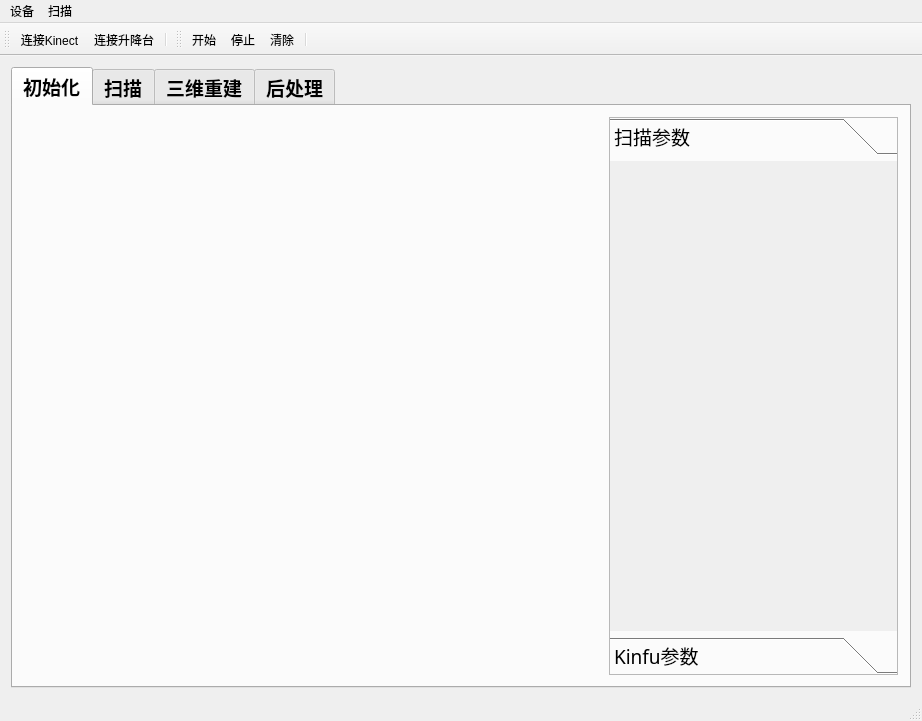
Above: KFScanner/mainform.ui from hanxiaomax/fusionscanner before the change. Below: the same form after it.
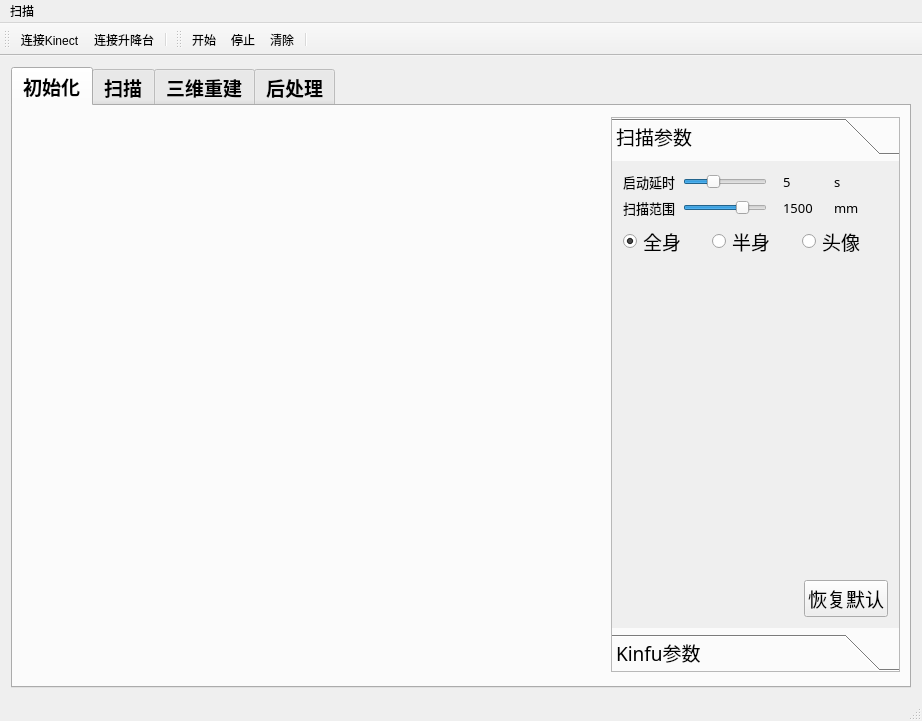
That is the form after the change. The open tabs and pages were chosen to show the change. Icons and pictures are not drawn. Custom widgets are drawn as their Qt base class.

```diff
--- a/KFScanner/mainform.ui
+++ b/KFScanner/mainform.ui
@@ -15,7 +15,7 @@
   </property>
   <widget class="QWidget" name="centralWidget">
    <layout class="QGridLayout" name="gridLayout">
-    <item row="0" column="1">
+    <item row="0" column="0">
      <widget class="QTabWidget" name="mainTab">
       <property name="enabled">
        <bool>true</bool>
@@ -59,11 +59,15 @@
        <attribute name="title">
         <string>初始化</string>
        </attribute>
-       <layout class="QGridLayout" name="gridLayout_2">
-        <item row="0" column="0">
-         <layout class="QHBoxLayout" name="horizontalLayout" stretch="2,1">
-          <item>
            <widget class="glViewer" name="init_viewer" native="true">
+        <property name="geometry">
+         <rect>
+          <x>10</x>
+          <y>10</y>
+          <width>581</width>
+          <height>557</height>
+         </rect>
+        </property>
             <property name="sizePolicy">
              <sizepolicy hsizetype="Preferred" vsizetype="Preferred">
               <horstretch>2</horstretch>
@@ -71,11 +75,15 @@
              </sizepolicy>
             </property>
            </widget>
-          </item>
-          <item>
-           <layout class="QVBoxLayout" name="verticalLayout">
-            <item>
              <widget class="QToolBox" name="init_toolbox">
+        <property name="geometry">
+         <rect>
+          <x>598</x>
+          <y>11</y>
+          <width>289</width>
+          <height>555</height>
+         </rect>
+        </property>
               <property name="font">
                <font>
                 <family>微软雅黑</family>
@@ -108,6 +116,233 @@
                <attribute name="label">
                 <string>扫描参数</string>
                </attribute>
+         <layout class="QGridLayout" name="gridLayout_2">
+          <item row="0" column="0">
+           <layout class="QVBoxLayout" name="verticalLayout">
+            <item>
+             <layout class="QVBoxLayout" name="verticalLayout_5">
+              <item>
+               <layout class="QHBoxLayout" name="horizontalLayout_6">
+                <item>
+                 <widget class="QLabel" name="delaylabel">
+                  <property name="font">
+                   <font>
+                    <pointsize>10</pointsize>
+                    <weight>50</weight>
+                    <bold>false</bold>
+                   </font>
+                  </property>
+                  <property name="text">
+                   <string>启动延时</string>
+                  </property>
+                 </widget>
+                </item>
+                <item>
+                 <widget class="QSlider" name="delay_slider">
+                  <property name="sizePolicy">
+                   <sizepolicy hsizetype="Preferred" vsizetype="Preferred">
+                    <horstretch>0</horstretch>
+                    <verstretch>0</verstretch>
+                   </sizepolicy>
+                  </property>
+                  <property name="minimumSize">
+                   <size>
+                    <width>25</width>
+                    <height>0</height>
+                   </size>
+                  </property>
+                  <property name="maximum">
+                   <number>15</number>
+                  </property>
+                  <property name="pageStep">
+                   <number>5</number>
+                  </property>
+                  <property name="value">
+                   <number>5</number>
+                  </property>
+                  <property name="orientation">
+                   <enum>Qt::Horizontal</enum>
+                  </property>
+                 </widget>
+                </item>
+                <item>
+                 <widget class="QLabel" name="delay_value">
+                  <property name="font">
+                   <font>
+                    <pointsize>10</pointsize>
+                   </font>
+                  </property>
+                  <property name="text">
+                   <string>5</string>
+                  </property>
+                  <property name="margin">
+                   <number>5</number>
+                  </property>
+                  <property name="indent">
+                   <number>10</number>
+                  </property>
+                 </widget>
+                </item>
+                <item>
+                 <widget class="QLabel" name="label">
+                  <property name="font">
+                   <font>
+                    <pointsize>10</pointsize>
+                   </font>
+                  </property>
+                  <property name="text">
+                   <string>s</string>
+                  </property>
+                 </widget>
+                </item>
+               </layout>
+              </item>
+              <item>
+               <layout class="QHBoxLayout" name="horizontalLayout_7">
+                <item>
+                 <widget class="QLabel" name="rangelabel">
+                  <property name="font">
+                   <font>
+                    <pointsize>10</pointsize>
+                    <weight>50</weight>
+                    <bold>false</bold>
+                   </font>
+                  </property>
+                  <property name="text">
+                   <string>扫描范围</string>
+                  </property>
+                 </widget>
+                </item>
+                <item>
+                 <widget class="QSlider" name="range_slider">
+                  <property name="sizePolicy">
+                   <sizepolicy hsizetype="Preferred" vsizetype="Preferred">
+                    <horstretch>0</horstretch>
+                    <verstretch>0</verstretch>
+                   </sizepolicy>
+                  </property>
+                  <property name="maximum">
+                   <number>2000</number>
+                  </property>
+                  <property name="singleStep">
+                   <number>50</number>
+                  </property>
+                  <property name="pageStep">
+                   <number>500</number>
+                  </property>
+                  <property name="value">
+                   <number>1500</number>
+                  </property>
+                  <property name="orientation">
+                   <enum>Qt::Horizontal</enum>
+                  </property>
+                 </widget>
+                </item>
+                <item>
+                 <widget class="QLabel" name="range_value">
+                  <property name="font">
+                   <font>
+                    <pointsize>10</pointsize>
+                   </font>
+                  </property>
+                  <property name="text">
+                   <string>1500</string>
+                  </property>
+                  <property name="margin">
+                   <number>5</number>
+                  </property>
+                  <property name="indent">
+                   <number>10</number>
+                  </property>
+                 </widget>
+                </item>
+                <item>
+                 <widget class="QLabel" name="label_2">
+                  <property name="font">
+                   <font>
+                    <pointsize>10</pointsize>
+                   </font>
+                  </property>
+                  <property name="text">
+                   <string>mm</string>
+                  </property>
+                 </widget>
+                </item>
+               </layout>
+              </item>
+             </layout>
+            </item>
+            <item>
+             <layout class="QHBoxLayout" name="horizontalLayout">
+              <property name="spacing">
+               <number>3</number>
+              </property>
+              <item>
+               <widget class="QRadioButton" name="full_rb">
+                <property name="text">
+                 <string>全身</string>
+                </property>
+                <property name="checked">
+                 <bool>true</bool>
+                </property>
+               </widget>
+              </item>
+              <item>
+               <widget class="QRadioButton" name="half_rb">
+                <property name="text">
+                 <string>半身</string>
+                </property>
+               </widget>
+              </item>
+              <item>
+               <widget class="QRadioButton" name="hea_rb">
+                <property name="text">
+                 <string>头像</string>
+                </property>
+               </widget>
+              </item>
+             </layout>
+            </item>
+            <item>
+             <spacer name="verticalSpacer_2">
+              <property name="orientation">
+               <enum>Qt::Vertical</enum>
+              </property>
+              <property name="sizeHint" stdset="0">
+               <size>
+                <width>14</width>
+                <height>268</height>
+               </size>
+              </property>
+             </spacer>
+            </item>
+            <item>
+             <layout class="QHBoxLayout" name="horizontalLayout_8">
+              <item>
+               <spacer name="horizontalSpacer">
+                <property name="orientation">
+                 <enum>Qt::Horizontal</enum>
+                </property>
+                <property name="sizeHint" stdset="0">
+                 <size>
+                  <width>40</width>
+                  <height>20</height>
+                 </size>
+                </property>
+               </spacer>
+              </item>
+              <item>
+               <widget class="QPushButton" name="defaultBtn">
+                <property name="text">
+                 <string>恢复默认</string>
+                </property>
+               </widget>
+              </item>
+             </layout>
+            </item>
+           </layout>
+          </item>
+         </layout>
               </widget>
               <widget class="QWidget" name="page_2">
                <property name="geometry">
@@ -123,12 +358,6 @@
                </attribute>
               </widget>
              </widget>
-            </item>
-           </layout>
-          </item>
-         </layout>
-        </item>
-       </layout>
       </widget>
       <widget class="QWidget" name="scan">
        <attribute name="title">
@@ -439,13 +668,6 @@
      <height>23</height>
     </rect>
    </property>
-   <widget class="QMenu" name="menu">
-    <property name="title">
-     <string>设备</string>
-    </property>
-    <addaction name="connectKinect"/>
-    <addaction name="connectlifter"/>
-   </widget>
    <widget class="QMenu" name="menu_2">
     <property name="title">
      <string>扫描</string>
@@ -454,7 +676,6 @@
     <addaction name="ToolstopBtn"/>
     <addaction name="TooldeleteBtn"/>
    </widget>
-   <addaction name="menu"/>
    <addaction name="menu_2"/>
   </widget>
   <widget class="QToolBar" name="mainToolBar">
```
Left out of the diff: 49 changed lines with no effect on the pictures. Lines whose indentation alone changed are shown as unchanged.
